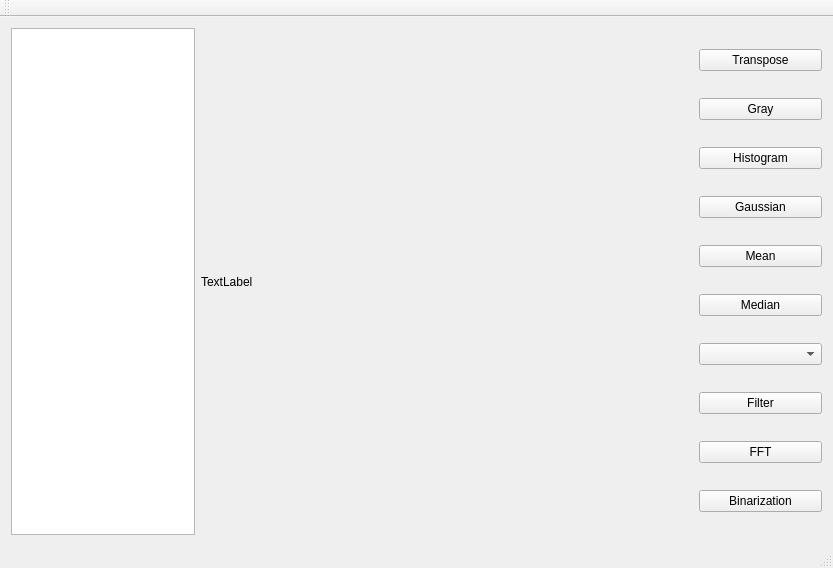
First picture: the form in tests.qt/tests_qt/app/mainwindow.ui, repository codex-tk/libcodex, before the edit.
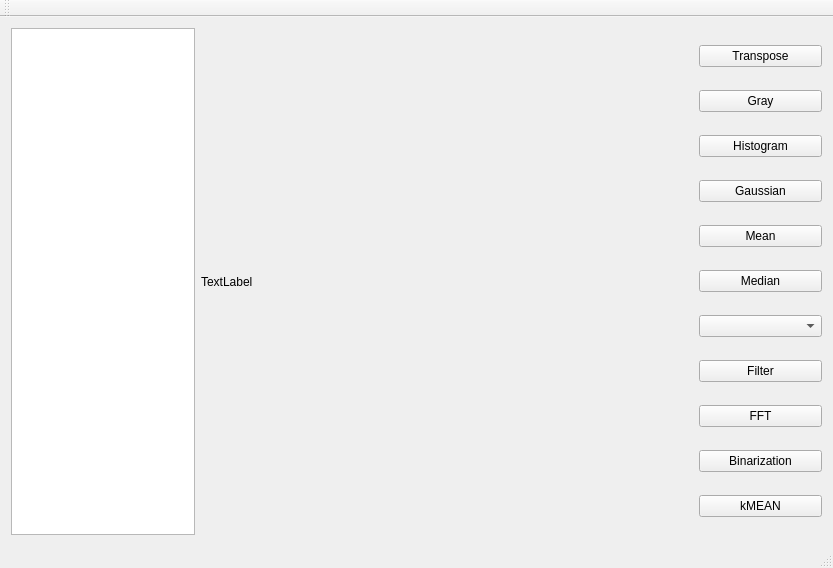
Second picture: the form after the edit.

```diff
--- a/tests.qt/tests_qt/app/mainwindow.ui
+++ b/tests.qt/tests_qt/app/mainwindow.ui
@@ -86,6 +86,13 @@
         </property>
        </widget>
       </item>
+      <item>
+       <widget class="QPushButton" name="pushButton_4">
+        <property name="text">
+         <string>kMEAN</string>
+        </property>
+       </widget>
+      </item>
      </layout>
     </item>
     <item row="2" column="0">
```
